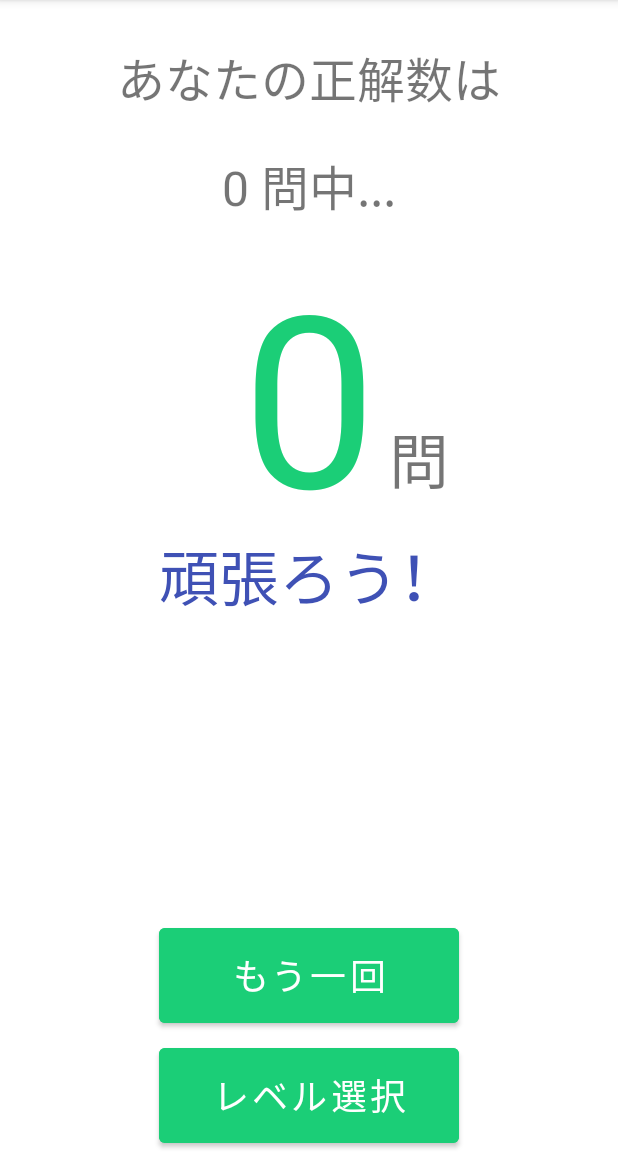
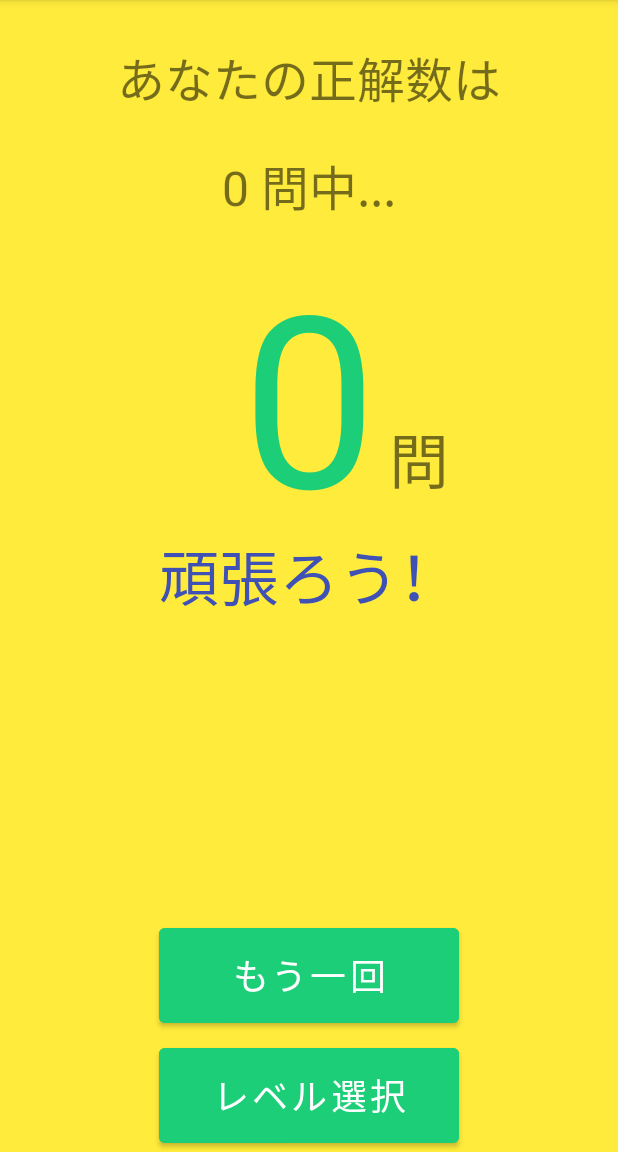
Before and after one commit to SomaBito/Quiz, an Android app: the ResultActivity screen opened directly, with no data from a screen before it, on a phone screen of 412 x 824 dp, the part 84-1236 px from its top. Run offline under Robolectric (Android 15) with nearby library versions, the phone set to English and light mode, and no system bars; Roboto replaces fonts that are not available here.

Commit message:
result color 付き

```diff
--- a/app/src/main/res/layout/activity_result.xml
+++ b/app/src/main/res/layout/activity_result.xml
@@ -4,6 +4,7 @@
     xmlns:tools="http://schemas.android.com/tools"
     android:layout_width="match_parent"
     android:layout_height="match_parent"
+    android:background="#FFEB3B"
     tools:context=".ResultActivity">
 
     <TextView
--- a/app/src/main/res/layout/activity_result2.xml
+++ b/app/src/main/res/layout/activity_result2.xml
@@ -4,6 +4,7 @@
     xmlns:tools="http://schemas.android.com/tools"
     android:layout_width="match_parent"
     android:layout_height="match_parent"
+    android:background="#FFEB3B"
     tools:context=".ResultActivity2">
 
     <TextView
--- a/app/src/main/res/layout/activity_result3.xml
+++ b/app/src/main/res/layout/activity_result3.xml
@@ -4,6 +4,7 @@
     xmlns:tools="http://schemas.android.com/tools"
     android:layout_width="match_parent"
     android:layout_height="match_parent"
+    android:background="#FFEB3B"
     tools:context=".ResultActivity3">
 
     <TextView
--- a/app/src/main/res/layout/activity_result4.xml
+++ b/app/src/main/res/layout/activity_result4.xml
@@ -4,6 +4,7 @@
     xmlns:tools="http://schemas.android.com/tools"
     android:layout_width="match_parent"
     android:layout_height="match_parent"
+    android:background="#FFEB3B"
     tools:context=".ResultActivity4">
 
     <TextView
--- a/app/src/main/res/layout/activity_result5.xml
+++ b/app/src/main/res/layout/activity_result5.xml
@@ -4,6 +4,7 @@
     xmlns:tools="http://schemas.android.com/tools"
     android:layout_width="match_parent"
     android:layout_height="match_parent"
+    android:background="#FFEB3B"
     tools:context=".ResultActivity5">
 
     <TextView
--- a/app/src/main/res/layout/activity_result6.xml
+++ b/app/src/main/res/layout/activity_result6.xml
@@ -4,6 +4,7 @@
     xmlns:tools="http://schemas.android.com/tools"
     android:layout_width="match_parent"
     android:layout_height="match_parent"
+    android:background="#FFEB3B"
     tools:context=".ResultActivity6">
 
     <TextView
```
